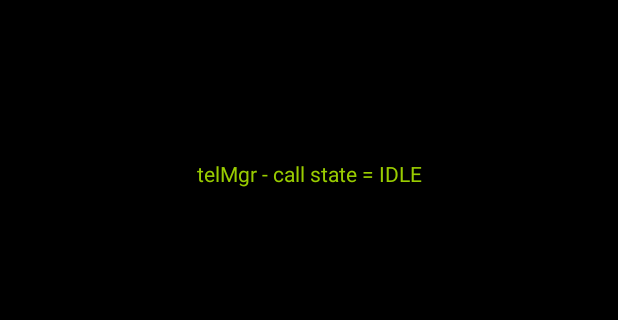
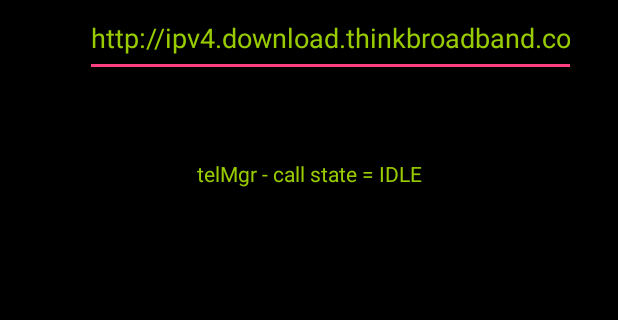
Before and after one commit to Jogazo/android_listener, an Android app: the screen it shows after launch (TelcoListenerActivity), on a phone screen of 412 x 824 dp, the part 84-404 px from its top. Run offline under Robolectric (Android 15) with nearby library versions, the phone set to English and light mode, and no system bars.

Commit message:
Download via AndroidTelcoListener app.

```diff
--- a/app/src/main/res/layout/activity_telco_listener.xml
+++ b/app/src/main/res/layout/activity_telco_listener.xml
@@ -19,4 +19,17 @@
         app:layout_constraintTop_toTopOf="parent"
         app:layout_constraintVertical_bias="0.142" />
 
+    <EditText
+        android:id="@+id/get_input"
+        android:layout_width="327dp"
+        android:layout_height="51dp"
+        android:layout_marginEnd="28dp"
+        android:layout_marginRight="28dp"
+        android:ems="10"
+        android:inputType="textPersonName"
+        android:text="http://ipv4.download.thinkbroadband.com/5MB.zip"
+        android:textColor="@android:color/holo_green_light"
+        app:layout_constraintEnd_toEndOf="parent"
+        tools:layout_editor_absoluteY="131dp" />
+
 </android.support.constraint.ConstraintLayout>
```
Also changed, not shown: app/src/main/java/be/unleashed/ringring/androidtelcolistener/TelcoListenerActivity.java (+57 -0 lines), 1 other file.
